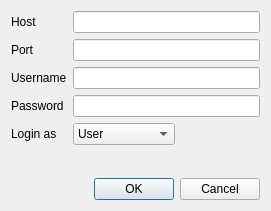
Before: the Qt Designer form gui/connect.ui in vmiklos/szar, drawn with Qt 5.
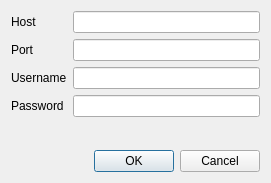
After: the same form once the commit is applied.

Commit message: Removed "login as" widget

```diff
--- a/gui/connect.ui
+++ b/gui/connect.ui
@@ -7,7 +7,7 @@
     <x>0</x>
     <y>0</y>
     <width>271</width>
-    <height>211</height>
+    <height>183</height>
    </rect>
   </property>
   <property name="windowTitle">
@@ -63,27 +63,6 @@
        </property>
       </widget>
      </item>
-     <item row="4" column="0">
-      <widget class="QLabel" name="label_5">
-       <property name="text">
-        <string>Login as</string>
-       </property>
-      </widget>
-     </item>
-     <item row="4" column="1">
-      <widget class="QComboBox" name="loginAs">
-       <item>
-        <property name="text">
-         <string>User</string>
-        </property>
-       </item>
-       <item>
-        <property name="text">
-         <string>Administrator</string>
-        </property>
-       </item>
-      </widget>
-     </item>
     </layout>
    </item>
    <item>
```
